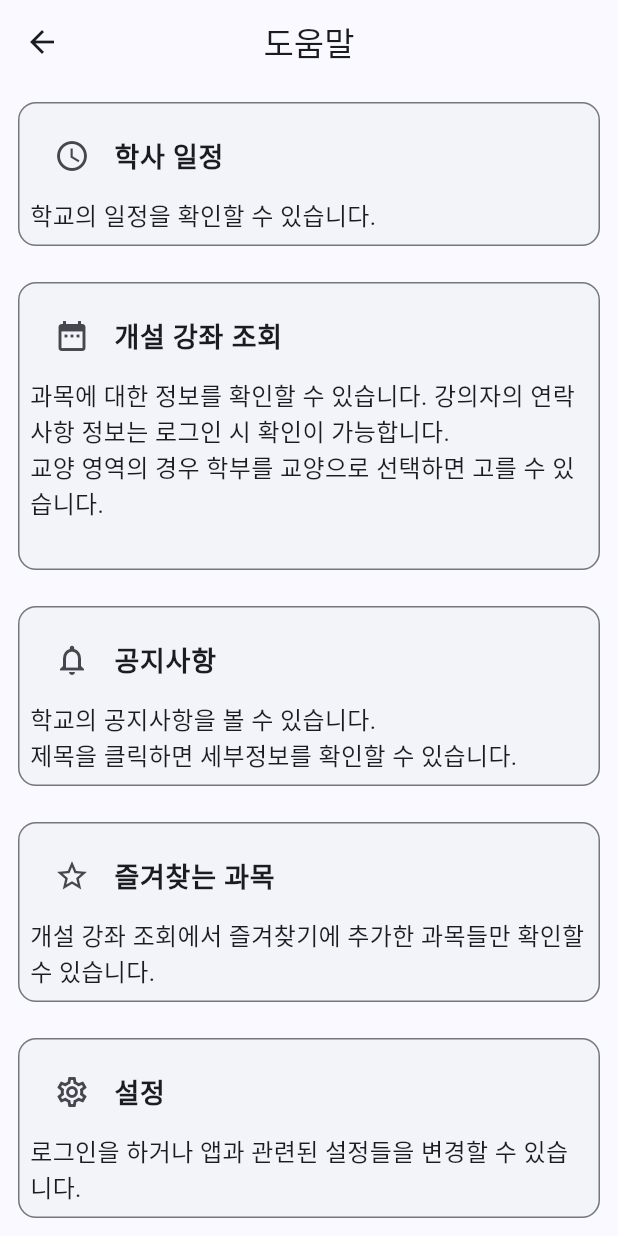
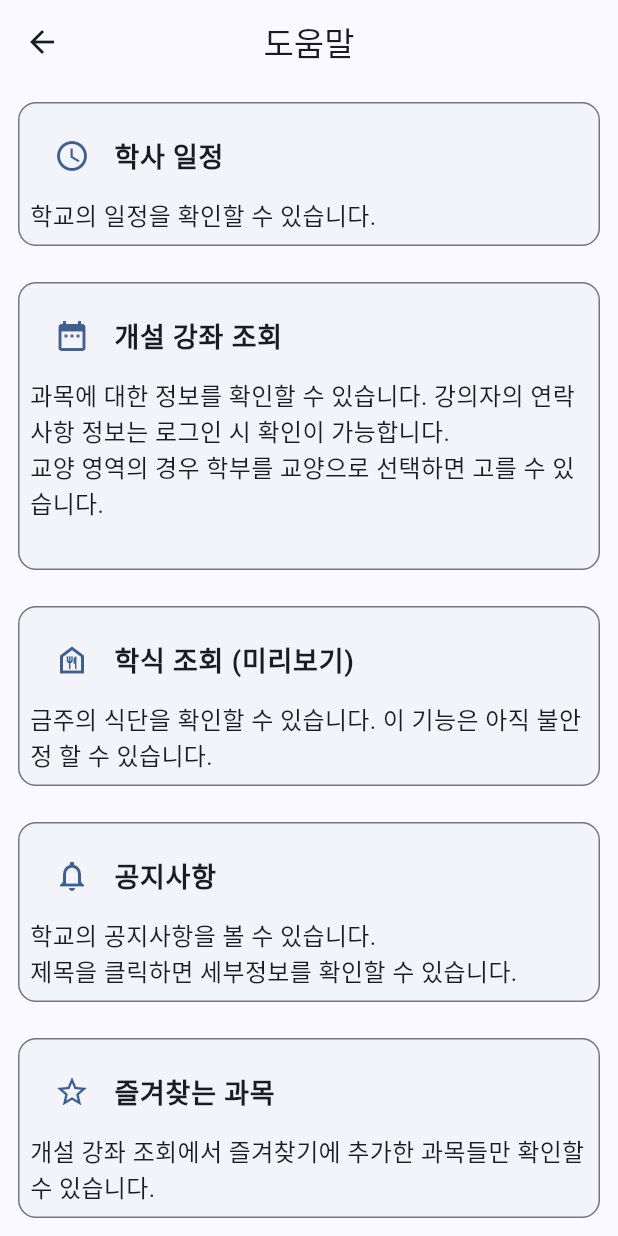
Before and after one commit to sun30812/suwon_mate, a Flutter app: the screen it shows after launch, after a tap on the "help outline" icon, on a phone screen of 412 x 824 dp. Run offline on Flutter 3.47's test engine with Material 2 defaults, Android fonts, the phone set to English and light mode, and no system bars; our stand-ins replace firebase_auth, firebase_core, firebase_database, firebase_dynamic_links, firebase_remote_config, flutter_html and 4 more; accounts and stored records are empty; network calls fail.

Commit message:
#3 학식 조회 기능 추가

```diff
--- a/lib/help.dart
+++ b/lib/help.dart
@@ -20,8 +20,8 @@ class HelpPage extends StatelessWidget {
         title: const Text('도움말'),
       ),
       body: ListView(
-        children: [
-          const InfoCard(
+        children: const [
+          InfoCard(
               icon: Icons.schedule_outlined,
               title: '학사 일정',
               detail: Text(
@@ -33,14 +33,26 @@ class HelpPage extends StatelessWidget {
               title: '개설 강좌 조회',
               detail: Column(
                 crossAxisAlignment: CrossAxisAlignment.start,
-                children: const [
+                children: [
                   Text(
                     '과목에 대한 정보를 확인할 수 있습니다. 강의자의 연락사항 정보는 로그인 시 확인이 가능합니다.\n교양 영역의 경우 학부를 교양으로 선택하면 고를 수 있습니다.\n',
                     style: TextStyle(fontSize: 16.0),
                   ),
                 ],
               )),
-          const InfoCard(
+          InfoCard(
+              icon: Icons.food_bank_outlined,
+              title: '학식 조회 (미리보기)',
+              detail: Column(
+                crossAxisAlignment: CrossAxisAlignment.start,
+                children: [
+                  Text(
+                    '금주의 식단을 확인할 수 있습니다. 이 기능은 아직 불안정 할 수 있습니다.',
+                    style: TextStyle(fontSize: 16.0),
+                  ),
+                ],
+              )),
+          InfoCard(
               icon: Icons.notifications_none,
               title: '공지사항',
               detail: Text(
@@ -51,14 +63,14 @@ class HelpPage extends StatelessWidget {
               icon: Icons.star_outline,
               title: '즐겨찾는 과목',
               detail: Column(
-                children: const [
+                children: [
                   Text(
                     '개설 강좌 조회에서 즐겨찾기에 추가한 과목들만 확인할 수 있습니다.',
                     style: TextStyle(fontSize: 16.0),
                   ),
                 ],
               )),
-          const InfoCard(
+          InfoCard(
               icon: Icons.settings_outlined,
               title: '설정',
               detail: Text(
--- a/lib/main.dart
+++ b/lib/main.dart
@@ -8,6 +8,7 @@ import 'package:flutter/services.dart';
 import 'package:flutter_riverpod/flutter_riverpod.dart';
 import 'package:go_router/go_router.dart';
 import 'package:shared_preferences/shared_preferences.dart';
+import 'package:suwon_mate/food/food_info.dart';
 import 'package:suwon_mate/help.dart';
 import 'package:suwon_mate/information/notice_page.dart';
 import 'package:suwon_mate/model/class_info.dart';
@@ -123,6 +124,8 @@ class _MainPageState extends State<MainPage> {
     NavigationDestination(
         icon: Icon(Icons.schedule_outlined), label: '학사 일정', tooltip: '학사 일정'),
     NavigationDestination(
+        icon: Icon(Icons.food_bank_outlined), label: '학식 조회', tooltip: '학식 조회'),
+    NavigationDestination(
         icon: Icon(Icons.star_border_outlined),
         selectedIcon: Icon(Icons.star),
         label: '즐겨찾기',
@@ -194,6 +197,8 @@ class _MainPageState extends State<MainPage> {
       case 1:
         return const SchedulePage();
       case 2:
+        return const FoodInfoPage();
+      case 3:
         return const FavoriteSubjectPage();
       default:
         return FutureBuilder(
@@ -261,8 +266,8 @@ class _MainMenuState extends State<MainMenu> {
           context: context,
           builder: (context) {
             return AlertDialog(
-              title: Row(
-                children: const [Icon(Icons.warning_amber_rounded), Text('경고')],
+              title: const Row(
+                children: [Icon(Icons.warning_amber_rounded), Text('경고')],
               ),
               content:
                   const Text('DB의 구조가 새롭게 변경되었습니다. 이 앱의 모든 데이터들의 초기화가 필요합니다.\n'
--- a/lib/styles/style_widget.dart
+++ b/lib/styles/style_widget.dart
@@ -225,12 +225,12 @@ class ClassDetailInfoCard extends StatelessWidget {
                       ));
                 })
           ] else ...[
-            InfoCard(
+            const InfoCard(
                 icon: Icons.call_outlined,
                 title: '강의자 연락사항',
                 detail: Column(
                     crossAxisAlignment: CrossAxisAlignment.start,
-                    children: const [Text('해당 정보를 확인하기 위해서는 로그인이 필요합니다.')]))
+                    children: [Text('해당 정보를 확인하기 위해서는 로그인이 필요합니다.')]))
           ],
           InfoCard(
               icon: Icons.school_outlined,
@@ -480,6 +480,7 @@ class _InfoCardState extends State<InfoCard> {
                 ),
                 leading: Icon(
                   widget.icon,
+                  color: Theme.of(context).primaryColor,
                 ),
               ),
               widget.detail
@@ -766,10 +767,10 @@ class DataSaveAlert extends StatelessWidget {
 
   @override
   Widget build(BuildContext context) {
-    return Center(
+    return const Center(
       child: Column(
         mainAxisAlignment: MainAxisAlignment.center,
-        children: const [
+        children: [
           Icon(Icons.offline_bolt_outlined, size: 80.0),
           Text(
             '현재 데이터 절약 모드로 인해 이 페이지를 열 수 없습니다.',
--- a/pubspec.yaml
+++ b/pubspec.yaml
@@ -15,7 +15,7 @@ publish_to: 'none' # Remove this line if you wish to publish to pub.dev
 # In iOS, build-name is used as CFBundleShortVersionString while build-number used as CFBundleVersion.
 # Read more about iOS versioning at
 # https://developer.apple.com/library/archive/documentation/General/Reference/InfoPlistKeyReference/Articles/CoreFoundationKeys.html
-version: 2.5.1+22
+version: 2.5.2+25
 
 environment:
   sdk: ">=2.15.1 <3.0.0"
```
Also changed, not shown: lib/food/food_info.dart (added, +218 -0 lines), lib/information/notice_page.dart (+4 -4 lines), lib/model/food.dart (added, +16 -0 lines), lib/schedule.dart (+4 -4 lines), lib/settings.dart (+4 -4 lines), pubspec.lock, 2 other files.
